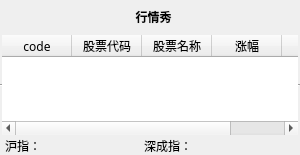
Above: dlgmain.ui from brucezhao/stockshow before the change. Below: the same form after it.
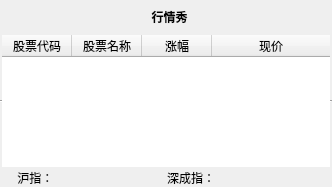
That is the form after the change. Icons and pictures are not drawn.

```diff
--- a/dlgmain.ui
+++ b/dlgmain.ui
@@ -6,8 +6,8 @@
    <rect>
     <x>0</x>
     <y>0</y>
-    <width>300</width>
-    <height>155</height>
+    <width>332</width>
+    <height>187</height>
    </rect>
   </property>
   <property name="font">
@@ -118,7 +118,6 @@
           <property name="font">
            <font>
             <family>Microsoft YaHei</family>
-            <weight>75</weight>
             <bold>true</bold>
            </font>
           </property>
@@ -171,6 +170,15 @@
        <property name="frameShadow">
         <enum>QFrame::Sunken</enum>
        </property>
+       <property name="verticalScrollBarPolicy">
+        <enum>Qt::ScrollBarAlwaysOff</enum>
+       </property>
+       <property name="horizontalScrollBarPolicy">
+        <enum>Qt::ScrollBarAlwaysOff</enum>
+       </property>
+       <property name="sizeAdjustPolicy">
+        <enum>QAbstractScrollArea::AdjustToContents</enum>
+       </property>
        <property name="editTriggers">
         <set>QAbstractItemView::NoEditTriggers</set>
        </property>
@@ -202,16 +210,11 @@
         <bool>false</bool>
        </attribute>
        <attribute name="verticalHeaderDefaultSectionSize">
-        <number>20</number>
+        <number>24</number>
        </attribute>
        <attribute name="verticalHeaderHighlightSections">
         <bool>false</bool>
        </attribute>
-       <column>
-        <property name="text">
-         <string>code</string>
-        </property>
-       </column>
        <column>
         <property name="text">
          <string>股票代码</string>
@@ -262,6 +265,7 @@
           </property>
           <property name="font">
            <font>
+            <family>Microsoft YaHei</family>
             <pointsize>8</pointsize>
            </font>
           </property>
@@ -277,6 +281,7 @@
           </property>
           <property name="font">
            <font>
+            <family>Microsoft YaHei</family>
             <pointsize>8</pointsize>
            </font>
           </property>
@@ -289,11 +294,12 @@
          <widget class="QLabel" name="label_2">
           <property name="font">
            <font>
+            <family>Microsoft YaHei</family>
             <pointsize>9</pointsize>
            </font>
           </property>
           <property name="text">
-           <string>沪指：</string>
+           <string>    沪指：</string>
           </property>
          </widget>
         </item>
@@ -301,6 +307,7 @@
          <widget class="QLabel" name="label_3">
           <property name="font">
            <font>
+            <family>Microsoft YaHei</family>
             <pointsize>9</pointsize>
            </font>
           </property>
```
